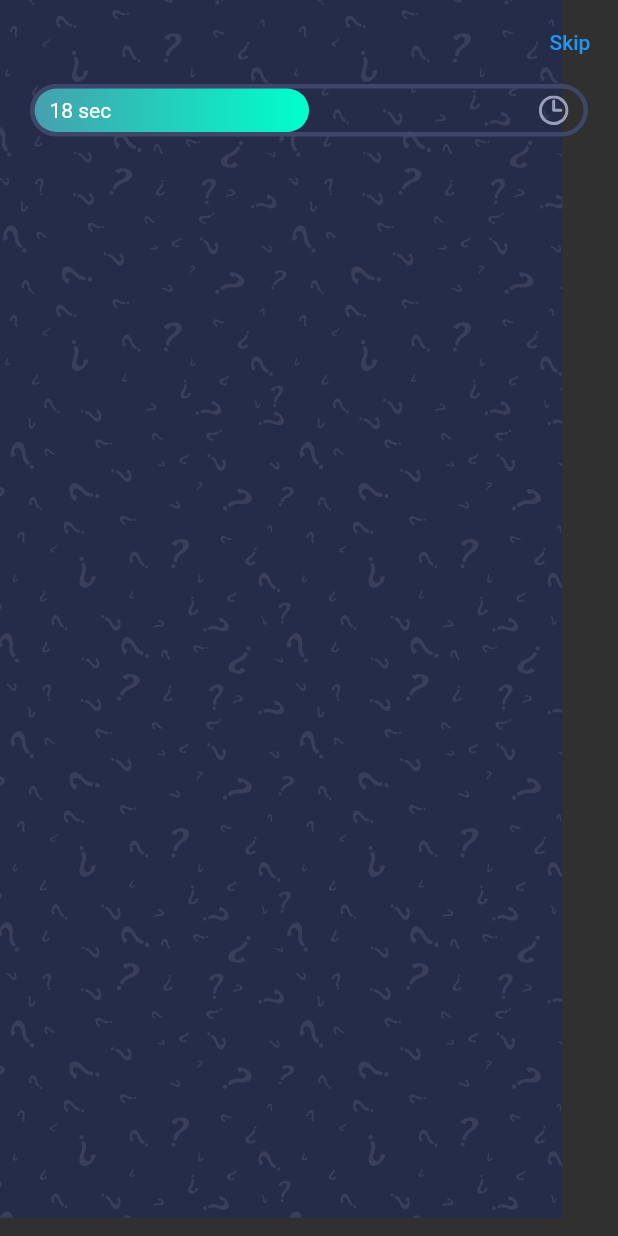
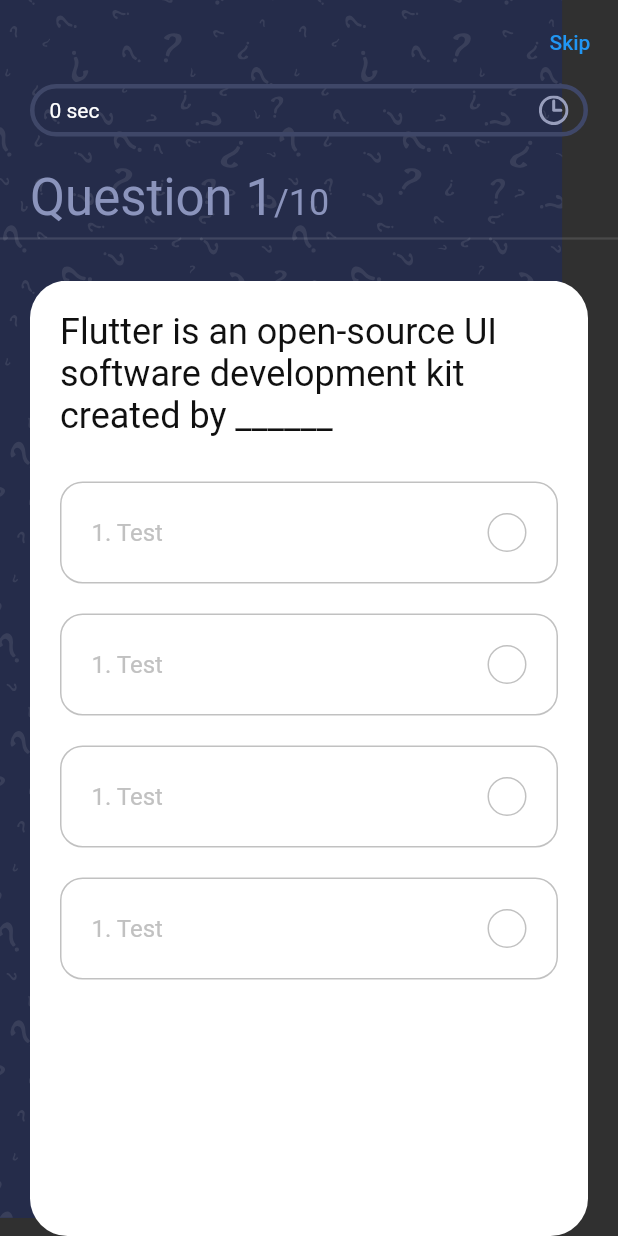
Before and after one commit to fxavier/quiz, a Flutter app: the screen it shows after launch, on a phone screen of 412 x 824 dp. Run offline on Flutter 3.47's test engine with Material 2 defaults, Android fonts, the phone set to English and light mode, and no system bars; our stand-ins replace flutter_mobx, get_it, mobx, websafe_svg; generated files the repository leaves out were written again.

Commit message:
Created body, questions card

```diff
--- a/lib/main.dart
+++ b/lib/main.dart
@@ -1,5 +1,7 @@
 import 'package:flutter/material.dart';
 import 'package:quiz/screens/screens.dart';
+import 'package:quiz/store/question_store.dart';
+import 'package:get_it/get_it.dart';
 
 void main() {
   runApp(const MyApp());
--- /dev/null
+++ b/lib/models/models.dart
@@ -0,0 +1 @@
+export 'questions.dart';
--- a/lib/screens/quiz/quiz_screen.dart
+++ b/lib/screens/quiz/quiz_screen.dart
@@ -1,6 +1,5 @@
 import 'package:flutter/material.dart';
 import 'package:quiz/widgets/widgets.dart';
-import 'package:websafe_svg/websafe_svg.dart';
 
 class QuizScreen extends StatelessWidget {
   const QuizScreen({super.key});
--- a/lib/screens/welcome/welcome_screen.dart
+++ b/lib/screens/welcome/welcome_screen.dart
@@ -1,5 +1,4 @@
 import 'package:flutter/material.dart';
-import 'package:flutter_svg/svg.dart';
 import 'package:quiz/constants.dart';
 import 'package:websafe_svg/websafe_svg.dart';
 
--- /dev/null
+++ b/lib/store/question_store.dart
@@ -0,0 +1,53 @@
+import 'package:flutter/material.dart';
+import 'package:mobx/mobx.dart';
+
+import '../models/models.dart';
+part 'question_store.g.dart';
+
+class QuestionStore extends _QuestionStoreBase with _$QuestionStore {
+  QuestionStore(TickerProvider vsync) : super(vsync: vsync);
+}
+
+abstract class _QuestionStoreBase with Store {
+  _QuestionStoreBase({required this.vsync});
+
+  final TickerProvider vsync;
+  late AnimationController _animationController;
+  Animation? _animation;
+
+  @observable
+  List<Question> _questions = sample_data
+      .map((question) => Question(
+            id: question['id'],
+            question: question['question'],
+            options: question['options'],
+            answer: question['answer_index'],
+          ))
+      .toList();
+
+  @computed
+  Animation? get animation => _animation;
+
+  @computed
+  List<Question> get questions => _questions;
+
+  @action
+  void onInit() {
+    _animationController = AnimationController(
+        duration: const Duration(seconds: 60), vsync: vsync);
+    _animation =
+        CurvedAnimation(parent: _animationController, curve: Curves.easeInOut);
+    _animation = Tween(begin: 0.0, end: 1.0).animate(_animationController)
+      ..addListener(() {
+        runInAction(() {});
+      });
+    _animationController.forward();
+    // Remember to dispose the controller when you're done with it
+    // DisposeBag is a simple way to manage multiple disposables, but it's not necessary
+    // _animationController.disposedBy(disposeBag);
+  }
+
+  void dispose() {
+    _animationController.dispose();
+  }
+}
--- a/lib/widgets/body.dart
+++ b/lib/widgets/body.dart
@@ -11,17 +11,50 @@ class Body extends StatelessWidget {
     return Stack(
       children: [
         WebsafeSvg.asset('assets/icons/bg.svg', fit: BoxFit.fill),
-        Column(
-          children: [
-            SafeArea(
-              child: Padding(
+        SafeArea(
+          child: Column(
+            crossAxisAlignment: CrossAxisAlignment.start,
+            children: [
+              Padding(
                 padding:
                     const EdgeInsets.symmetric(horizontal: kDefaultPadding),
                 child: ProgressBar(),
               ),
-            ),
-          ],
-        )
+              const SizedBox(height: kDefaultPadding),
+              Padding(
+                padding:
+                    const EdgeInsets.symmetric(horizontal: kDefaultPadding),
+                child: Text.rich(
+                  TextSpan(
+                    text: "Question 1",
+                    style: Theme.of(context)
+                        .textTheme
+                        .headlineMedium
+                        ?.copyWith(color: kSecondaryColor),
+                    children: [
+                      TextSpan(
+                        text: "/10",
+                        style: Theme.of(context)
+                            .textTheme
+                            .headlineSmall
+                            ?.copyWith(color: kSecondaryColor),
+                      ),
+                    ],
+                  ),
+                ),
+              ),
+              const Divider(
+                thickness: 1.5,
+              ),
+              const SizedBox(height: kDefaultPadding),
+              Expanded(
+                child: PageView.builder(
+                  itemBuilder: (context, index) => QuestionCard(),
+                ),
+              )
+            ],
+          ),
+        ),
       ],
     );
   }
--- /dev/null
+++ b/lib/widgets/option.dart
@@ -0,0 +1,37 @@
+import 'package:flutter/material.dart';
+import 'package:quiz/constants.dart';
+
+class Option extends StatelessWidget {
+  const Option({
+    super.key,
+  });
+
+  @override
+  Widget build(BuildContext context) {
+    return Container(
+      margin: const EdgeInsets.only(top: kDefaultPadding),
+      padding: const EdgeInsets.all(kDefaultPadding),
+      decoration: BoxDecoration(
+        border: Border.all(color: kGrayColor),
+        borderRadius: BorderRadius.circular(15),
+      ),
+      child: Row(
+        mainAxisAlignment: MainAxisAlignment.spaceBetween,
+        children: [
+          Text(
+            "1. Test",
+            style: TextStyle(color: kGrayColor, fontSize: 16),
+          ),
+          Container(
+            width: 26,
+            height: 26,
+            decoration: BoxDecoration(
+              borderRadius: BorderRadius.circular(50),
+              border: Border.all(color: kGrayColor),
+            ),
+          )
+        ],
+      ),
+    );
+  }
+}
--- a/lib/widgets/progress_bar.dart
+++ b/lib/widgets/progress_bar.dart
@@ -1,11 +1,34 @@
 import 'package:flutter/material.dart';
+import 'package:flutter_mobx/flutter_mobx.dart';
 import 'package:quiz/constants.dart';
+import 'package:quiz/store/question_store.dart';
 import 'package:websafe_svg/websafe_svg.dart';
 
-class ProgressBar extends StatelessWidget {
+class ProgressBar extends StatefulWidget {
   const ProgressBar({
     super.key,
   });
+
+  @override
+  State<ProgressBar> createState() => _ProgressBarState();
+}
+
+class _ProgressBarState extends State<ProgressBar>
+    with TickerProviderStateMixin {
+  late final QuestionStore questionStore;
+
+  @override
+  void initState() {
+    super.initState();
+    questionStore = QuestionStore(this);
+    questionStore.onInit();
+  }
+
+  @override
+  void dispose() {
+    questionStore.dispose();
+    super.dispose();
+  }
 
   @override
   Widget build(BuildContext context) {
@@ -21,28 +44,34 @@ class ProgressBar extends StatelessWidget {
       ),
       child: Stack(
         children: [
-          LayoutBuilder(
+          Observer(builder: (_) {
+            return LayoutBuilder(
               builder: (context, constraints) => Container(
-              width: constraints.maxWidth * 0.5,
+                width: constraints.maxWidth *
+                    (questionStore.animation?.value ?? 0.0),
                 decoration: BoxDecoration(
                   gradient: kPrimaryGradient,
                   borderRadius: BorderRadius.circular(50),
                 ),
               ),
-          ),
-          Positioned.fill(
+            );
+          }),
+          Observer(builder: (_) {
+            return Positioned.fill(
               child: Padding(
-              padding:
-                  const EdgeInsets.symmetric(horizontal: kDefaultPadding * 0.5),
+                padding: const EdgeInsets.symmetric(
+                    horizontal: kDefaultPadding * 0.5),
                 child: Row(
                   mainAxisAlignment: MainAxisAlignment.spaceBetween,
                   children: [
-                  const Text("18 sec"),
+                    Text(
+                        "${((questionStore.animation?.value ?? 0.0) * 60).round()} sec"),
                     WebsafeSvg.asset('assets/icons/clock.svg'),
                   ],
                 ),
               ),
-          ),
+            );
+          }),
         ],
       ),
     );
--- /dev/null
+++ b/lib/widgets/question_card.dart
@@ -0,0 +1,38 @@
+import 'package:flutter/material.dart';
+import 'package:quiz/constants.dart';
+import 'package:quiz/models/questions.dart';
+import 'package:quiz/widgets/widgets.dart';
+
+class QuestionCard extends StatelessWidget {
+  const QuestionCard({super.key});
+
+//  final Question question;
+
+  @override
+  Widget build(BuildContext context) {
+    return Container(
+      margin: const EdgeInsets.symmetric(horizontal: kDefaultPadding),
+      padding: const EdgeInsets.all(kDefaultPadding),
+      decoration: BoxDecoration(
+        color: Colors.white,
+        borderRadius: BorderRadius.circular(25),
+      ),
+      child: Column(
+        children: [
+          Text(
+            sample_data[0]['question'],
+            style: Theme.of(context)
+                .textTheme
+                .headlineSmall
+                ?.copyWith(color: kBlackColor),
+          ),
+          const SizedBox(height: kDefaultPadding * 0.5),
+          Option(),
+          Option(),
+          Option(),
+          Option(),
+        ],
+      ),
+    );
+  }
+}
--- a/lib/widgets/widgets.dart
+++ b/lib/widgets/widgets.dart
@@ -1,2 +1,4 @@
 export 'body.dart';
 export 'progress_bar.dart';
+export 'option.dart';
+export 'question_card.dart';
--- a/pubspec.yaml
+++ b/pubspec.yaml
@@ -40,6 +40,7 @@ dependencies:
   flutter_mobx: ^2.0.6+5
   equatable: ^2.0.5
   websafe_svg: ^3.0.1+1
+  get_it: ^7.6.0
 
 dev_dependencies:
   flutter_test:
```
Also changed, not shown: lib/store/question_store.g.dart (added), pubspec.lock. Lines whose indentation alone changed are shown as unchanged.
